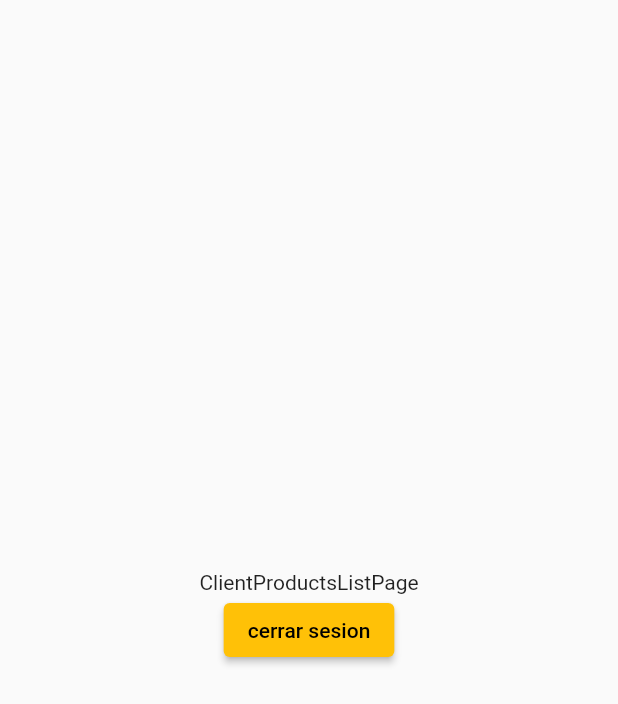
After one commit to velfin13/flutter_app_delivery, a Flutter app: the ClientProductsListPage screen opened by its route, on a phone screen of 412 x 824 dp. The commit adds this screen. Shown: the top 704 px of the screen. Run offline on Flutter 3.47's test engine with Material 2 defaults, Android fonts, the phone set to English and light mode, and no system bars; our stand-ins replace get, get_storage, image_picker, sn_progress_dialog; accounts and stored records are empty.

Commit message:
enlazando roles con las rutas

```diff
--- /dev/null
+++ b/lib/src/pages/client/products/list/client_products_list_controller.dart
@@ -0,0 +1,9 @@
+import 'package:get/get.dart';
+import 'package:get_storage/get_storage.dart';
+
+class ClientProductsListController extends GetxController {
+  void logOut() {
+    GetStorage().remove("user");
+    Get.offNamedUntil('/', (route) => false); //elimina el hitorial de pantallas
+  }
+}
--- /dev/null
+++ b/lib/src/pages/client/products/list/client_products_list_page.dart
@@ -0,0 +1,33 @@
+// ignore_for_file: must_be_immutable
+
+import 'package:flutter/material.dart';
+import '../../../../../src/pages/client/products/list/client_products_list_controller.dart';
+import 'package:get/get.dart';
+
+class ClientProductsListPage extends StatelessWidget {
+  ClientProductsListPage({Key? key}) : super(key: key);
+
+  ClientProductsListController con = Get.put(ClientProductsListController());
+
+  @override
+  Widget build(BuildContext context) {
+    return Scaffold(
+      body: Center(
+          child: Column(
+        mainAxisAlignment: MainAxisAlignment.center,
+        children: [
+          const Text("ClientProductsListPage"),
+          ElevatedButton(
+            onPressed: () {
+              con.logOut();
+            },
+            child: const Text(
+              "cerrar sesion",
+              style: TextStyle(color: Colors.black),
+            ),
+          )
+        ],
+      )),
+    );
+  }
+}
--- /dev/null
+++ b/lib/src/pages/delivery/orders/list/delivery_orders_list_controller.dart
@@ -0,0 +1,5 @@
+import 'package:get/get.dart';
+
+class DeliveryOrdersListController extends GetxController {
+
+}
--- a/lib/src/pages/register/register_controller.dart
+++ b/lib/src/pages/register/register_controller.dart
@@ -47,7 +47,7 @@ class RegisterController extends GetxController {
         ResponseApi responseApi = ResponseApi.fromJson(json.decode(res));
         if (responseApi.success == true) {
           GetStorage().write("user", responseApi.data);
-          goToHomePage();
+          goToClientProductListPage();
         } else {
           Get.snackbar("Error", "Error al crear usuario");
         }
@@ -55,8 +55,8 @@ class RegisterController extends GetxController {
     }
   }
 
-  void goToHomePage() {
-    Get.offNamedUntil('/home', (route) => false);
+  void goToClientProductListPage() {
+    Get.offNamedUntil('/client/products/list', (route) => false);
   }
 
   bool isValidForm(String email, String nombre, String apellido,
--- /dev/null
+++ b/lib/src/pages/restaurant/orders/list/restaurant_orders_list_controller.dart
@@ -0,0 +1,3 @@
+import 'package:get/get.dart';
+
+class RestaurantOrdersListController extends GetxController {}
--- a/lib/src/pages/roles/roles_controller.dart
+++ b/lib/src/pages/roles/roles_controller.dart
@@ -1,7 +1,12 @@
 import '../../../src/models/user.dart';
 import 'package:get/get.dart';
 import 'package:get_storage/get_storage.dart';
+import '../../../src/models/rol.dart';
 
 class RolesController extends GetxController {
   User user = User.fromJson(GetStorage().read("user") ?? {});
+
+  void goToPageRol(Rol rol) {
+    Get.offNamedUntil(rol.route!, (route) => false);
+  }
 }
--- a/lib/src/pages/roles/roles_page.dart
+++ b/lib/src/pages/roles/roles_page.dart
@@ -31,7 +31,9 @@ class RolesPage extends StatelessWidget {
   }
 
   Widget _cardRol(Rol rol) {
-    return Column(
+    return GestureDetector(
+        onTap: (() => con.goToPageRol(rol)),
+        child: Column(
           children: [
             Container(
               margin: const EdgeInsets.only(bottom: 15),
@@ -48,6 +50,6 @@ class RolesPage extends StatelessWidget {
               style: const TextStyle(fontSize: 16, color: Colors.black),
             )
           ],
-    );
+        ));
   }
 }
```
Also changed, not shown: lib/main.dart (+17 -1 lines), lib/src/pages/delivery/orders/list/delivery_orders_list_page.dart (added, +18 -0 lines), lib/src/pages/login/login_controller.dart (+10 -4 lines), lib/src/pages/restaurant/orders/list/restaurant_orders_list_page.dart (added, +19 -0 lines). Lines whose indentation alone changed are shown as unchanged.
